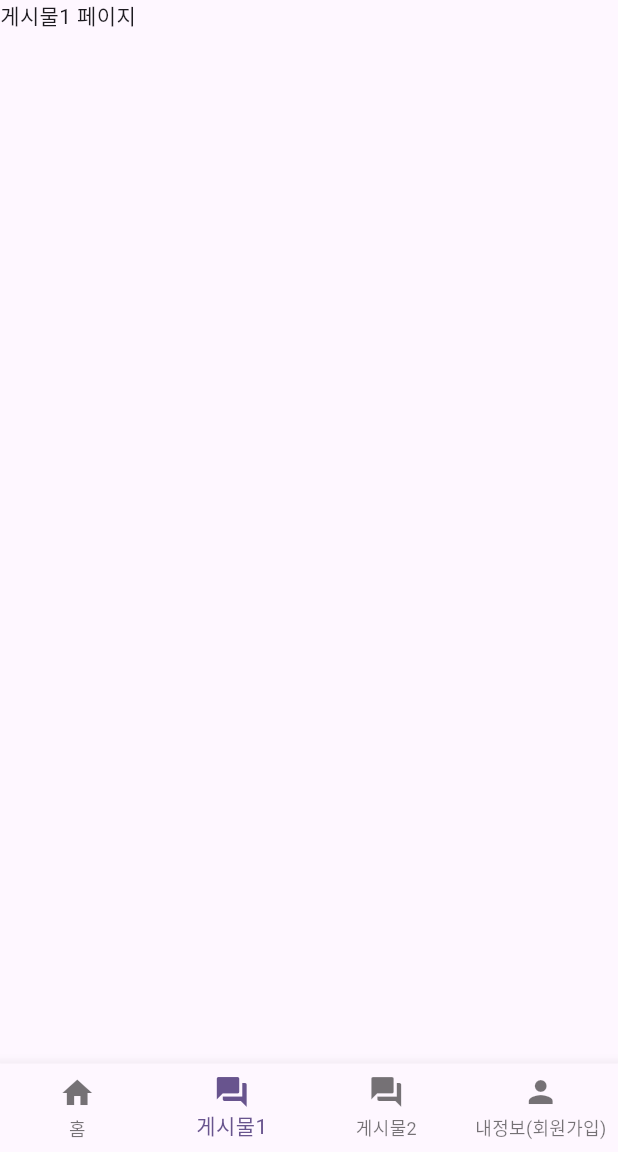
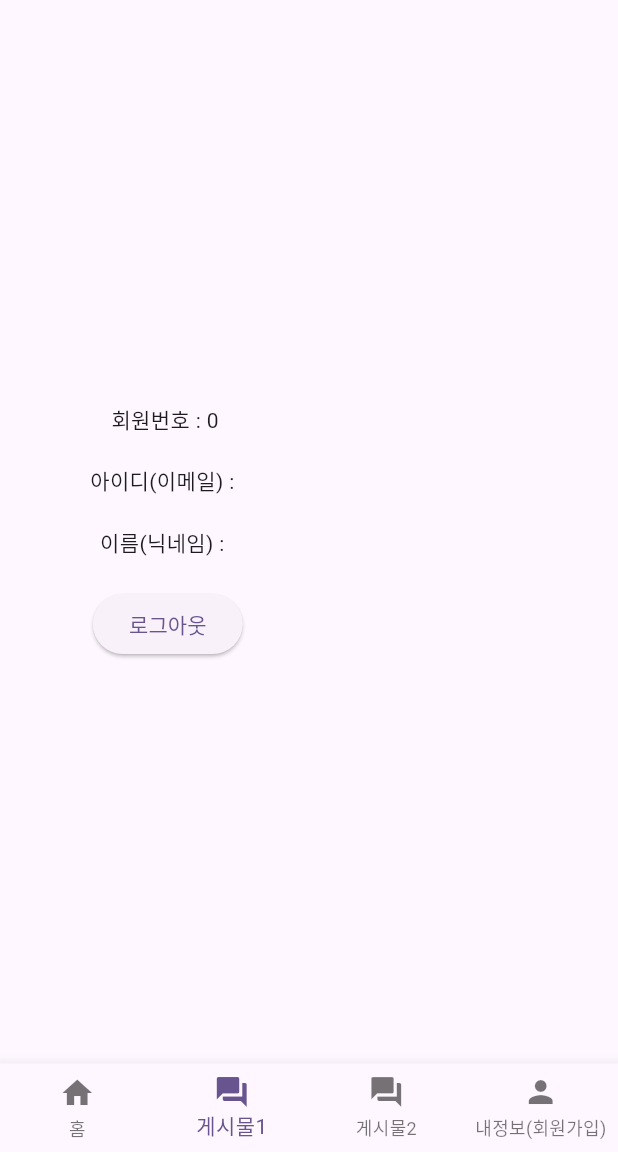
Before and after one commit to leeminjin0827/tj2024b_app, a Flutter app: the MainApp screen opened directly, item 2 of the bottom bar chosen, on a phone screen of 412 x 824 dp, the part 84-1236 px from its top. Run offline on Flutter 3.47's test engine with Material 3 defaults, Android fonts, the phone set to English and light mode, and no system bars; our stand-ins replace dio, shared_preferences; accounts and stored records are empty; network calls fail.

Commit message:
04/21 토큰을 활용하여 로그인, 정보조회, 로그아웃

```diff
--- a/lib/app/layout/mainapp.dart
+++ b/lib/app/layout/mainapp.dart
@@ -1,5 +1,7 @@
 // * mainapp.dart : 레이아웃 구성 하는 파일
 import 'package:flutter/material.dart';
+import 'package:tj2024b_app/app/member/info.dart';
+import 'package:tj2024b_app/app/member/login.dart';
 import 'package:tj2024b_app/app/member/signup.dart';
 
 class MainApp extends StatefulWidget{
@@ -11,8 +13,10 @@ class _MainAppState extends State<MainApp>{
     // Widget : 여러 위젯들을 상속하는 상위 위젯(클래스)
   List<Widget> pages = [
     Text("홈 페이지"),
-    Text("게시물1 페이지"),
-    Text("게시물2 페이지"),
+    Info(),
+    //Text("게시물1 페이지"),
+    Login(),
+    // Text("게시물2 페이지"),
     Signup(), // Text("내정보 페이지"),
   ];
   // 2. 페이지 상단 제목 리스트
--- /dev/null
+++ b/lib/app/member/info.dart
@@ -0,0 +1,93 @@
+import 'package:dio/dio.dart';
+import 'package:flutter/material.dart';
+import 'package:shared_preferences/shared_preferences.dart';
+
+class Info extends StatefulWidget{
+  @override
+  State<StatefulWidget> createState() {
+    return _InfoState();
+  } // createState end
+} // c end
+
+class _InfoState extends State<Info>{
+  // 1. 상태 변수
+  int mno = 0; // 30;
+  String memail = ''; // "qwe@qwer.com";
+  String mname = ''; // "강호동";
+  // 2. 해당 페이지(위젯) 열었을때 실행되는 함수
+  @override
+  void initState() {
+    loginCheck();
+  } // initState end
+  // 3. 로그인 상태를 확인 하는 함수
+  bool? isLogin; // Dart 문법 중에 타입? 은 null 포함할 수 있다 뜻
+  void loginCheck() async {
+    final prefs = await SharedPreferences.getInstance();
+    final token = prefs.getString('token');
+    if( token != null && token.isNotEmpty ){ // 전역변수에 토큰이 존재하면
+      setState(() {
+        isLogin = true; print("로그인중");
+        onInfo( token ); // 로그인 중일때 로그인 정보 요청 함수 실행
+      });
+    }else{
+      setState(() {
+        isLogin = false; print("비로그인중");
+      });
+    }
+  } // loginCheck end
+  // 4. 로그인된 (회원) 정보 요청 , 로그인 중일때 실행
+  void onInfo( token ) async{
+    try{
+      Dio dio = Dio();
+      // * Dio 에서 header 정보를 보내는 방법 , Options
+      // 방법1 : dio.options.headers['속성명'] = 값;
+      // 방법2 : dio.get( options : { headers : { '속성명' : 값 } } )
+      dio.options.headers['Authorization'] = token;
+      final response = await dio.get("http://localhost:8080/member/info");
+      final data = response.data; print( data );
+      if( data != '' ){ // (로그인) 회원정보가 존재하면
+        setState(() { // 재 렌더링
+          mno = data['mno'];
+          memail = data['memail'];
+          mname = data['mname'];
+        });
+      } // if end
+    }catch(e) { print( e ); }
+  } // onInfo end
+
+  // 5. 로그아웃 버튼
+  void logout( ) async {
+    // 토큰 꺼내기
+    final prefs = await SharedPreferences.getInstance();
+    final token = prefs.getString('token');
+    if( token == null ) return;
+    // 서버에게 로그아웃 요청
+    Dio dio = Dio();
+    dio.options.headers['Authorization'] = token;
+    final response = await dio.get("http://localhost:8080/member/logout");
+    // 전역변수(클라이언트) 에도 토큰 삭제
+    await prefs.remove('token');
+  } // logout end
+
+  @override
+  Widget build(BuildContext context) {
+    return Scaffold(
+      body: Container(
+        margin: EdgeInsets.all( 30 ),
+        padding: EdgeInsets.all( 30 ),
+        child: Column(
+          mainAxisAlignment: MainAxisAlignment.center,
+          children: [
+            Text("회원번호 : $mno "),
+            SizedBox( height: 20,),
+            Text("아이디(이메일) : $memail "),
+            SizedBox( height: 20,),
+            Text("이름(닉네임) : $mname "),
+            SizedBox( height: 20,),
+            ElevatedButton(onPressed: logout , child: Text("로그아웃") ),
+          ],
+        ), // Column end
+      ) // Container end
+    ); // Scaffold end
+  } // build end
+} // c end
--- a/lib/app/member/signup.dart
+++ b/lib/app/member/signup.dart
@@ -26,7 +26,7 @@ class _SignupState extends State<Signup>{
     Dio dio = Dio();
     try {
       final response = await dio.post(
-          "http://localhost:8080/member/post", data: sendData);
+          "http://localhost:8080/member/signup", data: sendData);
       final data = response.data;
       if (data == true) {
         print("회원가입 성공");
--- a/lib/example/_능력단위평가8/detail.dart
+++ b/lib/example/_능력단위평가8/detail.dart
@@ -67,7 +67,7 @@ class _DetailState extends State<Detail>{
   } // reviewView end
 
   // 리뷰 삭제
-  void reviewDelete( int bno  ) async{
+  void reviewDelete( int bno , String rpassword ) async{
     try{
       final response = await dio.delete("http://192.168.40.88:8080/test8/review?bno=$bno&rpassword=$rpassword");
       final data = response.data;
@@ -122,7 +122,7 @@ class _DetailState extends State<Detail>{
                         trailing: Row(
                           mainAxisSize: MainAxisSize.min,
                           children: [
-                            OutlinedButton(onPressed: () => reviewDelete(review['bno']), child: Text("삭제"))
+                            OutlinedButton(onPressed: () => reviewDelete(review['bno'],review['rpassword']), child: Text("삭제"))
                           ],
                         ),
                       );
--- a/lib/example/_능력단위평가8/main.dart
+++ b/lib/example/_능력단위평가8/main.dart
@@ -1,4 +1,3 @@
-import 'package:flutter/cupertino.dart';
 import 'package:flutter/material.dart';
 import 'package:tj2024b_app/example/_%EB%8A%A5%EB%A0%A5%EB%8B%A8%EC%9C%84%ED%8F%89%EA%B0%808/detail.dart';
 import 'package:tj2024b_app/example/_%EB%8A%A5%EB%A0%A5%EB%8B%A8%EC%9C%84%ED%8F%89%EA%B0%808/home.dart';
--- a/pubspec.yaml
+++ b/pubspec.yaml
@@ -30,6 +30,8 @@ environment:
 dependencies:
   # 비동기 통신 라이브러리 추가
   dio: ^5.8.0+1
+  # 비동기 전역변수 라이브러리 추가
+  shared_preferences: ^2.5.3
   # 플러터 SDK 라이브러리 추가
   flutter:
     sdk: flutter
```
Also changed, not shown: lib/app/member/login.dart (added, +65 -0 lines), lib/example/4.전역변수.txt (added, +25 -0 lines), pubspec.lock, 1 other file.
